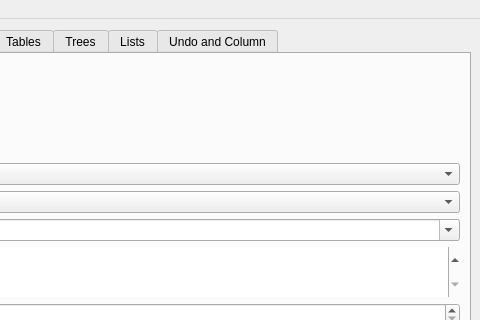
Above: examples/simple_qt_widget_example/mainwindow.ui from lildannita/QtAda before the change; both pictures show x 263 to 743 and y 0 to 320 of the 743 by 648 pixel window. Below: the same form after it.
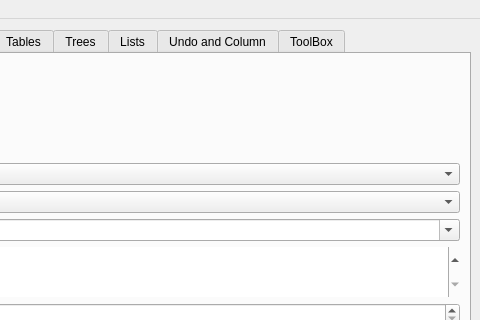
That is the form after the change.

Patch:
```diff
--- a/examples/simple_qt_widget_example/mainwindow.ui
+++ b/examples/simple_qt_widget_example/mainwindow.ui
@@ -694,6 +694,11 @@
         </item>
        </layout>
       </widget>
+      <widget class="QWidget" name="tab_8">
+       <attribute name="title">
+        <string>ToolBox</string>
+       </attribute>
+      </widget>
      </widget>
     </item>
    </layout>
```
Left out of the diff: 6 changed lines with no effect on the pictures.
